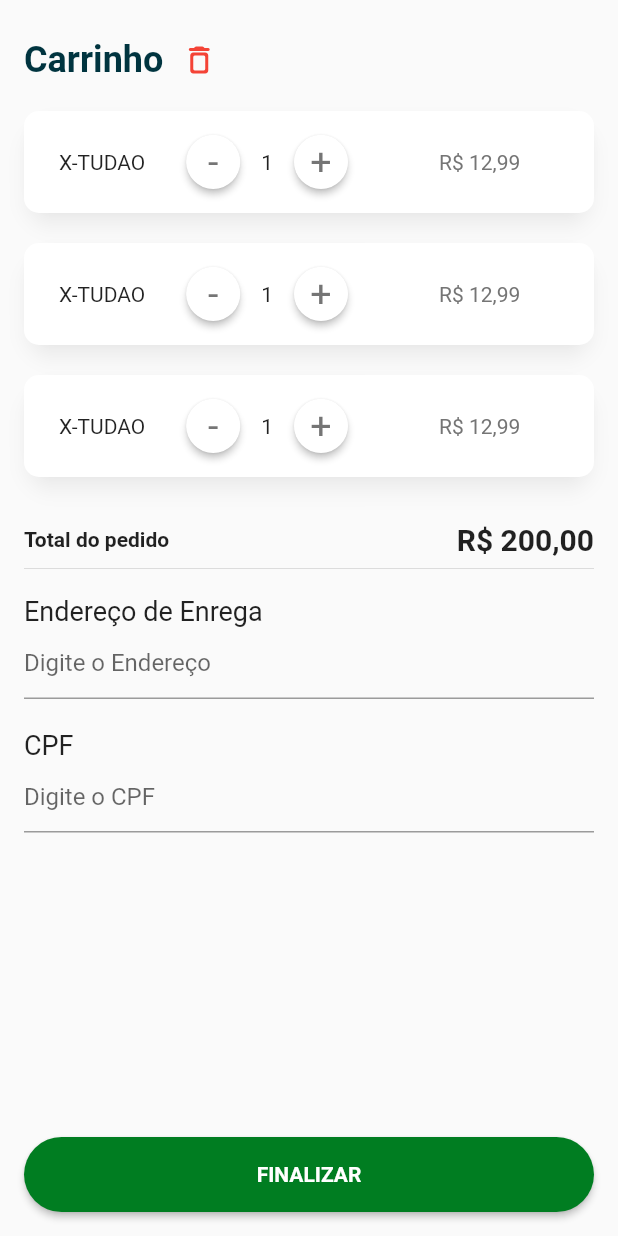
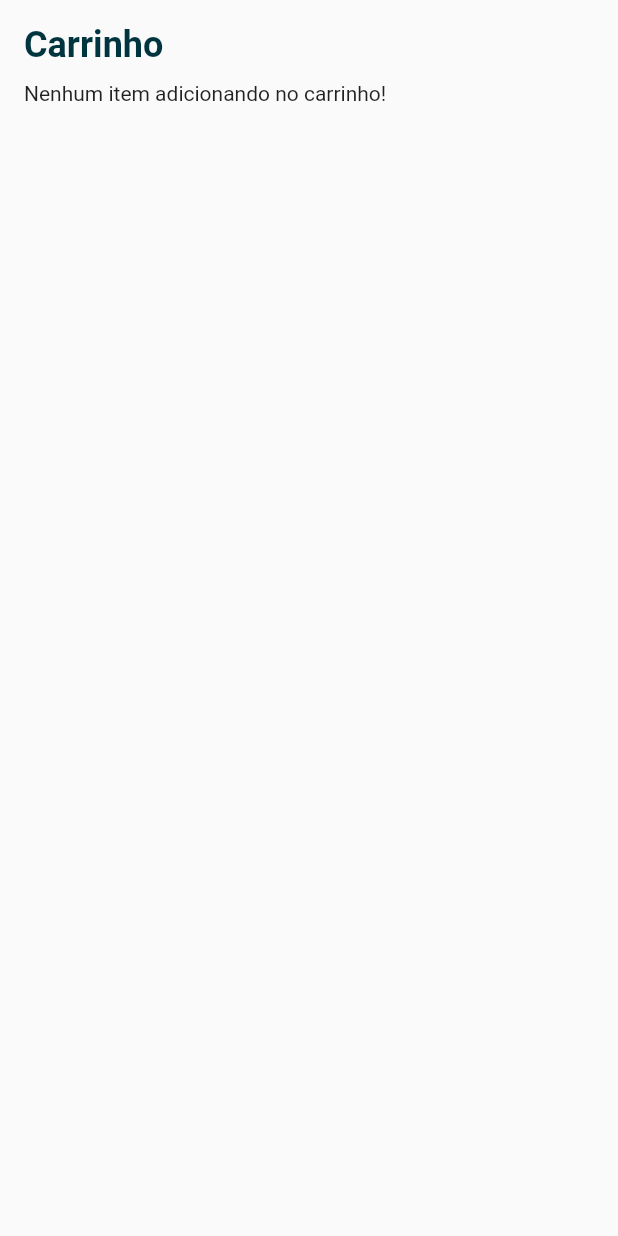
Before and after one commit to hansmboron/vaquinha_burger, a Flutter app: the ShoppingCardPage screen opened directly, on a phone screen of 412 x 824 dp. Run offline on Flutter 3.47's test engine with Material 2 defaults, Android fonts, the phone set to English and light mode, and no system bars; our stand-ins replace get, get_storage; missing offline and left inert: validatorless; accounts and stored records are empty; Roboto replaces fonts that are missing (mplus1).

Commit message:
implement shopping card methods

```diff
--- a/lib/app/core/services/shopping_card_service.dart
+++ b/lib/app/core/services/shopping_card_service.dart
@@ -5,13 +5,20 @@ import 'package:vaquinha_burger_mobile/app/models/shopping_card_model.dart';
 import '../../models/shopping_card_model.dart';
 
 class ShoppingCardService extends GetxService {
-  final _shoopingCard = <int, ShoopingCardModel>{}.obs;
+  final _shoopingCard = <int, ShoppingCardModel>{}.obs;
 
-  List<ShoopingCardModel> get products => _shoopingCard.values.toList();
+  List<ShoppingCardModel> get products => _shoopingCard.values.toList();
 
   int get totalProducts => _shoopingCard.values.length;
 
-  ShoopingCardModel? getById(int id) => _shoopingCard[id];
+  ShoppingCardModel? getById(int id) => _shoopingCard[id];
+
+  double get totalValue {
+    return _shoopingCard.values.fold(0, (totalValue, shoppingCardModel) {
+      totalValue += shoppingCardModel.product.price * shoppingCardModel.quantity;
+      return totalValue;
+    });
+  }
 
   void addAndRemoveProductInShoopingCard(ProductModel product, {required int quantity}) {
     if (quantity == 0) {
@@ -21,8 +28,10 @@ class ShoppingCardService extends GetxService {
         product.quantity = quantity;
         return product;
       }, ifAbsent: () {
-        return ShoopingCardModel(quantity: quantity, productModel: product);
+        return ShoppingCardModel(quantity: quantity, product: product);
       });
     }
   }
+
+  void clear() => _shoopingCard.clear();
 }
--- a/lib/app/models/shopping_card_model.dart
+++ b/lib/app/models/shopping_card_model.dart
@@ -1,11 +1,11 @@
 import 'package:vaquinha_burger_mobile/app/models/product_model.dart';
 
-class ShoopingCardModel {
+class ShoppingCardModel {
   int quantity;
-  ProductModel productModel;
+  ProductModel product;
 
-  ShoopingCardModel({
+  ShoppingCardModel({
     required this.quantity,
-    required this.productModel,
+    required this.product,
   });
 }
--- a/lib/app/modules/order/shopping_card/shopping_card_controller.dart
+++ b/lib/app/modules/order/shopping_card/shopping_card_controller.dart
@@ -1,3 +1,41 @@
 import 'package:get/get.dart';
+import 'package:vaquinha_burger_mobile/app/core/services/auth_service.dart';
+import 'package:vaquinha_burger_mobile/app/core/services/shopping_card_service.dart';
+import 'package:vaquinha_burger_mobile/app/models/shopping_card_model.dart';
 
-class ShoppingCardController extends GetxController {}
+class ShoppingCardController extends GetxController {
+  final AuthService _authService;
+  final ShoppingCardService _shoppingCardService;
+
+  ShoppingCardController({
+    required AuthService authService,
+    required ShoppingCardService shoppingCardService,
+  })  : _authService = authService,
+        _shoppingCardService = shoppingCardService;
+
+  final RxString _address = ''.obs;
+  final RxString _cpf = ''.obs;
+
+  List<ShoppingCardModel> get products => _shoppingCardService.products;
+
+  double get totalValue => _shoppingCardService.totalValue;
+
+  set address(String address) => _address.value = address;
+  set cpf(String cpf) => _cpf.value = cpf;
+
+  void addQuantityInProduct(ShoppingCardModel shoppingCardModel) {
+    _shoppingCardService.addAndRemoveProductInShoopingCard(
+      shoppingCardModel.product,
+      quantity: shoppingCardModel.quantity + 1,
+    );
+  }
+
+  void subtractQuantityInProduct(ShoppingCardModel shoppingCardModel) {
+    _shoppingCardService.addAndRemoveProductInShoopingCard(
+      shoppingCardModel.product,
+      quantity: shoppingCardModel.quantity - 1,
+    );
+  }
+
+  void clear() => _shoppingCardService.clear();
+}
--- a/lib/app/modules/order/shopping_card/shopping_card_page.dart
+++ b/lib/app/modules/order/shopping_card/shopping_card_page.dart
@@ -28,6 +28,22 @@ class ShoppingCardPage extends GetView<ShoppingCardController> {
                   key: _formKey,
                   child: Padding(
                     padding: const EdgeInsets.all(16.0),
+                    child: Visibility(
+                      visible: controller.products.isNotEmpty,
+                      replacement: Column(
+                        crossAxisAlignment: CrossAxisAlignment.start,
+                        children: [
+                          Text(
+                            'Carrinho',
+                            style: context.textTheme.headline5?.copyWith(
+                              fontWeight: FontWeight.bold,
+                              color: context.theme.primaryColorDark,
+                            ),
+                          ),
+                          const SizedBox(height: 10),
+                          const Text('Nenhum item adicionando no carrinho!')
+                        ],
+                      ),
                       child: Column(
                         crossAxisAlignment: CrossAxisAlignment.start,
                         children: [
@@ -41,7 +57,7 @@ class ShoppingCardPage extends GetView<ShoppingCardController> {
                                 ),
                               ),
                               IconButton(
-                              onPressed: () {},
+                                onPressed: controller.clear,
                                 icon: const Icon(
                                   Icons.delete_outline_rounded,
                                   color: Colors.red,
@@ -49,63 +65,47 @@ class ShoppingCardPage extends GetView<ShoppingCardController> {
                               ),
                             ],
                           ),
-                        Column(
-                          children: [
-                            Container(
+                          Obx(
+                            () => Column(
+                              children: controller.products
+                                  .map(
+                                    (p) => Container(
                                       margin: const EdgeInsets.symmetric(vertical: 10),
                                       child: PlusMinusBox(
-                                label: 'X-TUDAO',
+                                        label: p.product.name,
                                         calculateTotal: true,
                                         elevated: true,
                                         backgroundColor: Colors.white,
-                                quantity: 1,
-                                price: 12.99,
-                                minusCallback: () {},
-                                plusCallback: () {},
+                                        quantity: p.quantity,
+                                        price: p.product.price,
+                                        minusCallback: () {
+                                          controller.addQuantityInProduct(p);
+                                        },
+                                        plusCallback: () {
+                                          controller.subtractQuantityInProduct(p);
+                                        },
                                       ),
                                     ),
-                            Container(
-                              margin: const EdgeInsets.symmetric(vertical: 10),
-                              child: PlusMinusBox(
-                                label: 'X-TUDAO',
-                                calculateTotal: true,
-                                elevated: true,
-                                backgroundColor: Colors.white,
-                                quantity: 1,
-                                price: 12.99,
-                                minusCallback: () {},
-                                plusCallback: () {},
+                                  )
+                                  .toList(),
                             ),
-                            ),
-                            Container(
-                              margin: const EdgeInsets.symmetric(vertical: 10),
-                              child: PlusMinusBox(
-                                label: 'X-TUDAO',
-                                calculateTotal: true,
-                                elevated: true,
-                                backgroundColor: Colors.white,
-                                quantity: 1,
-                                price: 12.99,
-                                minusCallback: () {},
-                                plusCallback: () {},
-                              ),
-                            ),
-                          ],
                           ),
                           const SizedBox(height: 20),
                           Row(
                             mainAxisAlignment: MainAxisAlignment.spaceBetween,
                             children: [
                               Text(
-                              'Total do pedido',
+                                'Total do pedido:',
                                 style: context.textTheme.bodyText1?.copyWith(
                                   fontWeight: FontWeight.bold,
                                 ),
                               ),
-                            Text(
-                              FormatterHelper.formatCurrency(200),
+                              Obx(
+                                () => Text(
+                                  FormatterHelper.formatCurrency(controller.totalValue),
                                   style: context.textTheme.headline6?.copyWith(
                                     fontWeight: FontWeight.bold,
+                                  ),
                                 ),
                               ),
                             ],
@@ -127,6 +127,7 @@ class ShoppingCardPage extends GetView<ShoppingCardController> {
                   ),
                 ),
               ),
+            ),
           );
         },
       ),
@@ -134,7 +135,7 @@ class ShoppingCardPage extends GetView<ShoppingCardController> {
   }
 }
 
-class _AddressField extends StatelessWidget {
+class _AddressField extends GetView<ShoppingCardController> {
   const _AddressField({Key? key}) : super(key: key);
 
   @override
@@ -149,7 +150,9 @@ class _AddressField extends StatelessWidget {
         ),
         TextFormField(
           autovalidateMode: AutovalidateMode.onUserInteraction,
-          onChanged: (value) {},
+          onChanged: (value) {
+            controller.address = value;
+          },
           validator: Validatorless.required('Endereço Obrigatório'),
           decoration: const InputDecoration(
             hintText: 'Digite o Endereço',
@@ -179,7 +182,9 @@ class _CpfField extends GetView<ShoppingCardController> {
         ),
         TextFormField(
           autovalidateMode: AutovalidateMode.onUserInteraction,
-          onChanged: (value) {},
+          onChanged: (value) {
+            controller.cpf = value;
+          },
           validator: Validatorless.multiple([
             Validatorless.required('CPF Obrigatório'),
             Validatorless.email('Email Inválido')
```
Also changed, not shown: lib/app/core/ui/widgets/plus_minus_box.dart (+6 -4 lines), lib/app/modules/order/shopping_card/shopping_card_bindings.dart (+9 -4 lines), lib/app/modules/product_detail/product_detail_page.dart (+8 -5 lines). Lines whose indentation alone changed are shown as unchanged.
